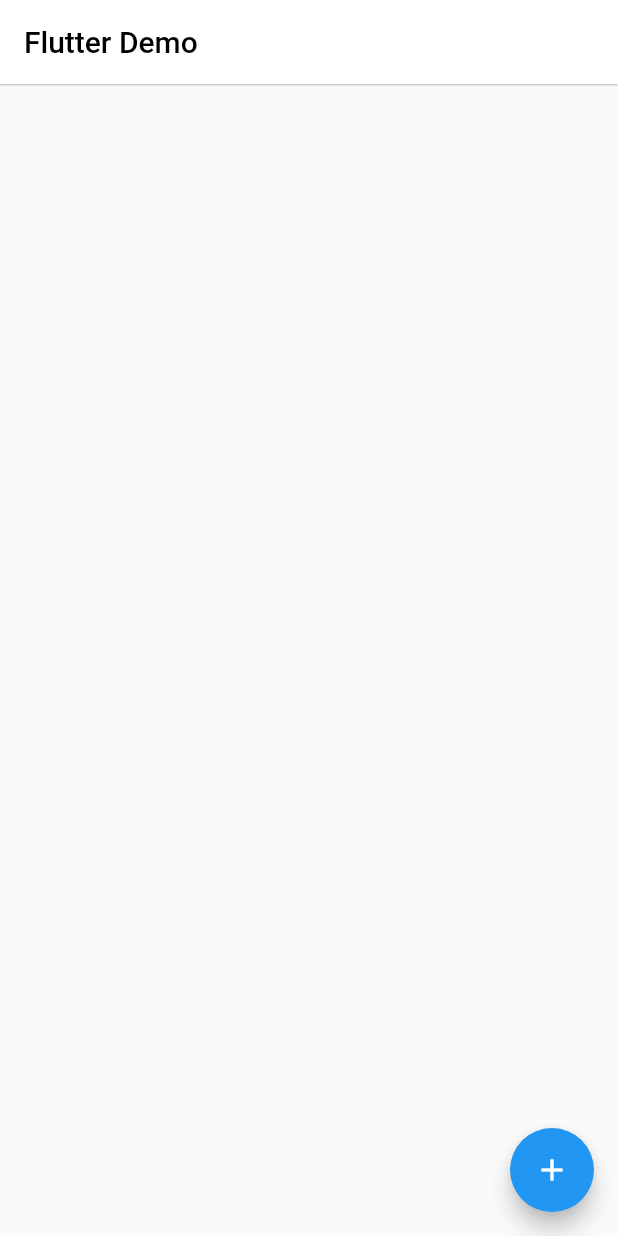
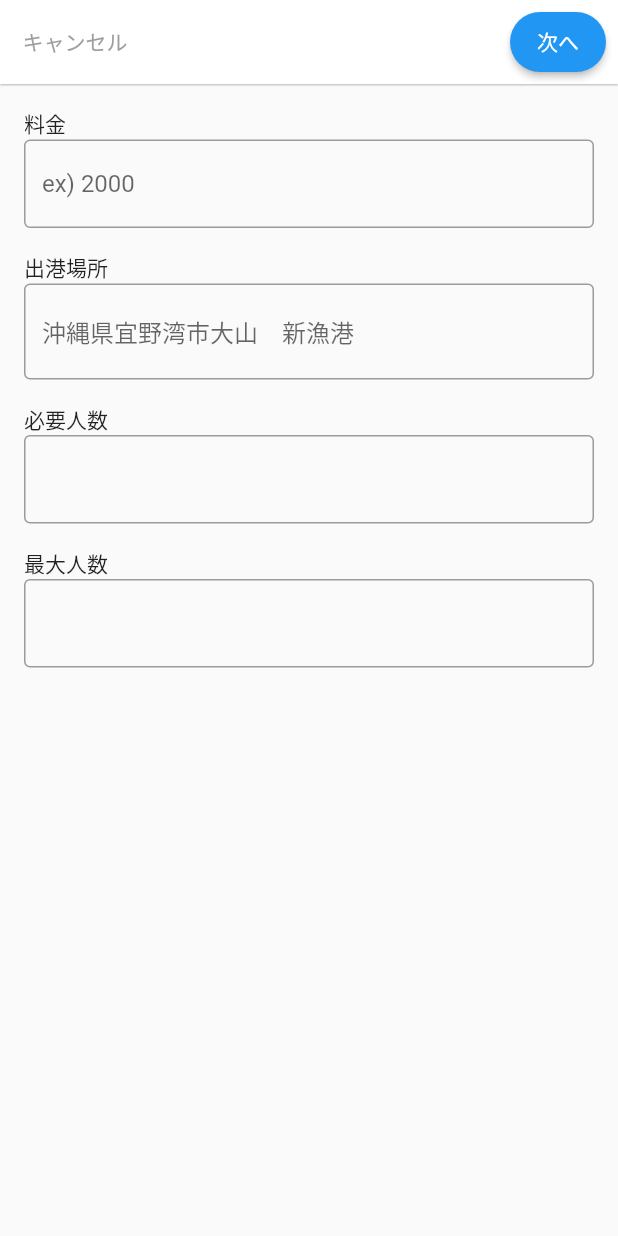
Before and after one commit to n-ohama/ship-match, a Flutter app: the screen it shows after launch, after a tap on the "add" icon, on a phone screen of 412 x 824 dp. Run offline on Flutter 3.47's test engine with Material 2 defaults, Android fonts, the phone set to English and light mode, and no system bars; our stand-ins replace cloud_firestore, firebase_core, flutter_riverpod; accounts and stored records are empty.

```diff
--- a/lib/components/organisms/booking_list.dart
+++ b/lib/components/organisms/booking_list.dart
@@ -19,7 +19,7 @@ class BookingList extends ConsumerWidget {
               id: booking.id, title: booking.title, userName: booking.owner,
             );
           },
-          separatorBuilder: (_, __) => Divider(thickness: .5, height: 1),
+          separatorBuilder: (_, __) => const Divider(thickness: .5, height: 1),
         );
       }
     );
--- /dev/null
+++ b/lib/components/organisms/booking_required_field.dart
@@ -0,0 +1,42 @@
+import 'package:flutter/material.dart';
+
+class BookingRequiredField extends StatelessWidget {
+  final Function(String) onPress;
+  final String label;
+  final String hint;
+  const BookingRequiredField({
+    required this.onPress, required this.label, this.hint = '',
+  });
+
+  @override
+  Widget build(BuildContext context) {
+    final _focusNode = FocusNode();
+
+    return Column(
+      // mainAxisSize: MainAxisSize.min,
+      children: [
+        SizedBox(
+          width: double.infinity,
+          child: Text(label, textAlign: TextAlign.left),
+        ),
+        TextFormField(
+          focusNode: _focusNode,
+          onSaved: (text) {
+            onPress(text!);
+            if(_focusNode.hasFocus) {
+              _focusNode.unfocus();
+            }
+          },
+          decoration: InputDecoration(
+            hintText: hint,
+            border: const OutlineInputBorder(),
+            errorBorder:  const OutlineInputBorder(
+              borderSide: BorderSide(color: Colors.red, width: 5),
+            ),
+          ),
+        ),
+        const SizedBox(height: 16),
+      ],
+    );
+  }
+}
--- /dev/null
+++ b/lib/components/pages/booking_add_required_fields_screen.dart
@@ -0,0 +1,71 @@
+import 'package:flutter/material.dart';
+import 'package:myapp/components/organisms/booking_required_field.dart';
+import 'package:myapp/components/pages/booking_add_title_screen.dart';
+import 'package:myapp/model/booking_text_field.dart';
+
+class BookingAddRequiredFieldsScreen extends StatelessWidget {
+  static const routeName = '/bookingAddRequiredFieldsScreen';
+
+  @override
+  Widget build(BuildContext context) {
+    final _formKey = GlobalKey<FormState>();
+    return Scaffold(
+      appBar: AppBar(
+        leadingWidth: 100,
+        leading: TextButton(
+          child: const Text('キャンセル', style: TextStyle(color: Colors.grey)),
+          onPressed: () => Navigator.pop(context),
+        ),
+        actions: [
+          Padding(
+            padding: const EdgeInsets.all(8.0),
+            child: ElevatedButton(
+              child: const Text('次へ'),
+              style: ElevatedButton.styleFrom(
+                primary: Colors.blue,
+                shape: const StadiumBorder(),
+              ),
+              onPressed: () {
+                _formKey.currentState?.save();
+                Navigator.pushNamed(context, BookingAddTitleScreen.routeName);
+              }
+            ),
+          ),
+        ],
+        backgroundColor: Colors.white,
+        elevation: .5,
+      ),
+      body: SingleChildScrollView(
+        child: Padding(
+          padding: const EdgeInsets.all(16.0),
+          child: Form(
+            key: _formKey,
+            child: Column(
+              mainAxisSize: MainAxisSize.min,
+              children: [
+                BookingRequiredField(
+                  label: '料金',
+                  hint: 'ex) 2000',
+                  onPress: (value) => BookingTextField.instance.price = int.parse(value),
+                ),
+                BookingRequiredField(
+                  label: '出港場所',
+                  hint: '沖縄県宜野湾市大山　新漁港',
+                  onPress: (value) => BookingTextField.instance.address = value,
+                ),
+                BookingRequiredField(
+                  label: '必要人数',
+                  onPress: (value) => BookingTextField.instance.requireNumber = int.parse(value),
+                ),
+                BookingRequiredField(
+                  label: '最大人数',
+                  onPress: (value) => BookingTextField.instance.capacity = int.parse(value),
+                ),
+              ],
+            ),
+          ),
+        ),
+      ),
+    );
+  }
+}
--- a/lib/components/pages/booking_list_screen.dart
+++ b/lib/components/pages/booking_list_screen.dart
@@ -1,8 +1,9 @@
 import 'package:flutter/material.dart';
 import 'package:myapp/components/organisms/booking_list.dart';
+import 'package:myapp/components/pages/booking_add_required_fields_screen.dart';
 
 class BookingListScreen extends StatelessWidget {
-  static const routeName = '/listDataScreen';
+  static const routeName = '/bookingListScreen';
   @override
   Widget build(BuildContext context) {
     return Scaffold(
@@ -13,7 +14,7 @@ class BookingListScreen extends StatelessWidget {
       ),
       body: BookingList(),
       floatingActionButton: FloatingActionButton(
-        onPressed: () => {},
+        onPressed: () => Navigator.pushNamed(context, BookingAddRequiredFieldsScreen.routeName),
         child: const Icon(Icons.add),
       ),
     );
--- a/lib/main.dart
+++ b/lib/main.dart
@@ -1,6 +1,8 @@
 import 'package:firebase_core/firebase_core.dart';
 import 'package:flutter/material.dart';
 import 'package:flutter_riverpod/flutter_riverpod.dart';
+import 'package:myapp/components/pages/booking_add_required_fields_screen.dart';
+import 'package:myapp/components/pages/booking_add_title_screen.dart';
 import 'package:myapp/components/pages/booking_detail_screen.dart';
 import 'package:myapp/components/pages/booking_list_screen.dart';
 
@@ -23,6 +25,8 @@ class MyApp extends StatelessWidget {
       routes: {
         BookingListScreen.routeName: (_) => BookingListScreen(),
         BookingDetailScreen.routeName: (_) => BookingDetailScreen(),
+        BookingAddTitleScreen.routeName: (_) => BookingAddTitleScreen(),
+        BookingAddRequiredFieldsScreen.routeName: (_) => BookingAddRequiredFieldsScreen(),
       },
     );
   }
--- /dev/null
+++ b/lib/model/booking_text_field.dart
@@ -0,0 +1,10 @@
+class BookingTextField {
+  BookingTextField._();
+  static final instance = BookingTextField._();
+
+  int? price;
+  String? address;
+  DateTime leaveDay = DateTime(2022);
+  int? capacity;
+  int? requireNumber;
+}
--- /dev/null
+++ b/lib/provider/title_text_field_provider.dart
@@ -0,0 +1,3 @@
+import 'package:flutter_riverpod/flutter_riverpod.dart';
+
+final titleTextFieldProvider = StateProvider<String>((ref) => '');
```
Also changed, not shown: lib/components/organisms/booking_detail.dart (+1 -17 lines), lib/components/pages/booking_add_title_screen.dart (added, +71 -0 lines), lib/model/booking.dart (+13 -1 lines).
